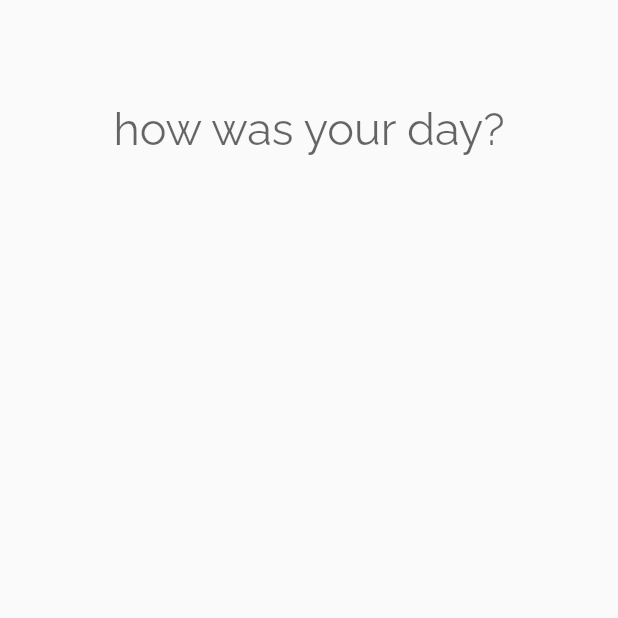
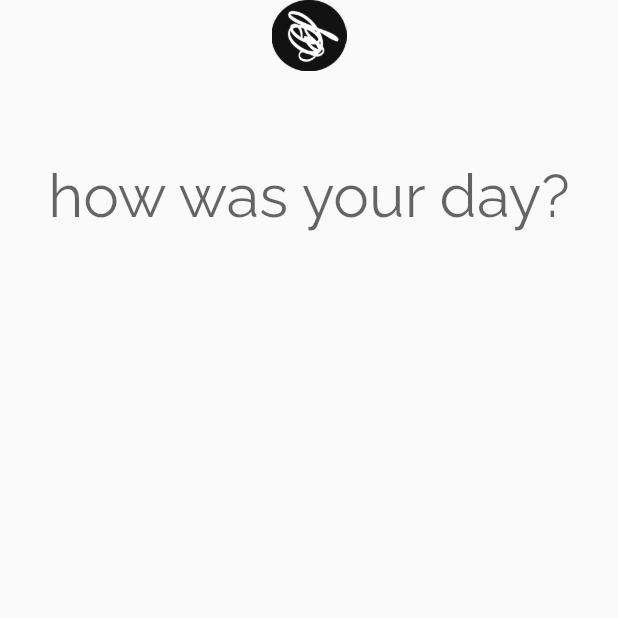
Before and after one commit to omartoutounji/hwyd, a Flutter app: the screen it shows after launch, on a phone screen of 412 x 824 dp, the top half of it. Run offline on Flutter 3.47's test engine with Material 2 defaults, Android fonts, the phone set to English and light mode, and no system bars.

Commit message:
added logo and dynamic cursor that changes colour based on phone's theme

```diff
--- a/lib/journal_page.dart
+++ b/lib/journal_page.dart
@@ -6,9 +6,17 @@ class JournalPage extends StatelessWidget {
     return Scaffold(
       body: SafeArea(
         child: Center(
+          child: Padding(
+            padding: const EdgeInsets.only(left: 10, right: 10),
             child: Column(
               mainAxisAlignment: MainAxisAlignment.center,
               children: [
+                Row(
+                  mainAxisAlignment: MainAxisAlignment.center,
+                  children: [
+                    Image.asset("assets/hwyd_logo.png", width: 50)
+                  ],
+                ),
                 Expanded(
                   child: TextField(
                     keyboardType: TextInputType.text,
@@ -16,9 +24,10 @@ class JournalPage extends StatelessWidget {
                     decoration: InputDecoration(
                         border: InputBorder.none,
                         hintText: 'how was your day?',
-                      hintStyle: TextStyle(fontSize: 30)
+                        hintStyle: TextStyle(fontSize: 40)
                     ),
                     showCursor: true,
+                    cursorColor: MediaQuery.of(context).platformBrightness == Brightness.dark ? Colors.white : Colors.black,
                     style: TextStyle(fontSize: 90),
                     textAlign: TextAlign.center,
                   ),
@@ -27,6 +36,7 @@ class JournalPage extends StatelessWidget {
             ),
           ),
         ),
+      ),
     );
   }
 }
--- a/pubspec.yaml
+++ b/pubspec.yaml
@@ -17,6 +17,8 @@ dev_dependencies:
     sdk: flutter
 
 flutter:
+  assets:
+    - assets/hwyd_logo.png
   uses-material-design: true
   fonts:
     - family: Raleway
```
Also changed, not shown: assets/hwyd_logo.png (added). Lines whose indentation alone changed are shown as unchanged.
